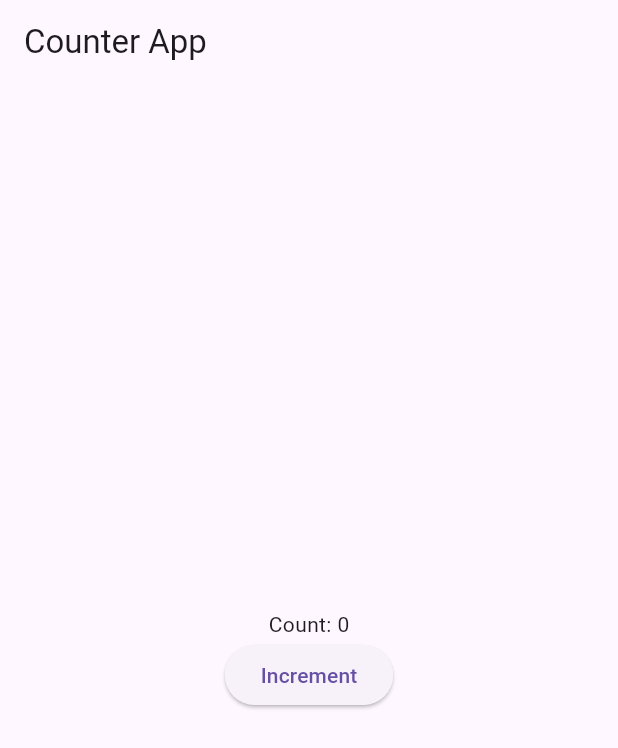
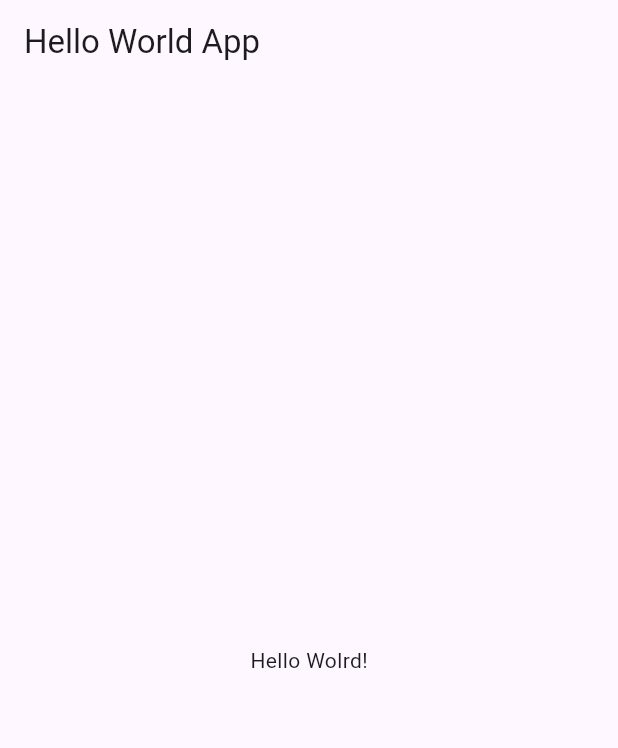
Before and after one commit to kwakyebrilliant/flutter-tutorial-2024, a Flutter app: the screen it shows after launch, on a phone screen of 412 x 824 dp. Shown: the top 748 px of the screen. Run offline on Flutter 3.47's test engine with Material 3 defaults, Android fonts, the phone set to English and light mode, and no system bars.

Commit message:
tutorial-3 commits

```diff
--- a/lib/main.dart
+++ b/lib/main.dart
@@ -1,57 +1,22 @@
 import 'package:flutter/material.dart';
 
 void main() {
-  runApp(CounterApp());
+  runApp(const MyApp());
 }
 
-// class MyApp extends StatelessWidget {
-//   const MyApp({super.key});
+class MyApp extends StatelessWidget {
+  const MyApp({super.key});
 
-//   @override
-//   Widget build(BuildContext context) {
-//     return MaterialApp(
-//       home: Scaffold(
-//         appBar: AppBar(
-//           title: const Text('Hello World App'),
-//         ),
-//         body: const Center(
-//           child: Text('Hello World'),
-//         ),
-//       ),
-//     );
-//   }
-// }
-
-class CounterApp extends StatefulWidget {
-  @override
-  _CounterAppState createState() => _CounterAppState();
-}
-
-class _CounterAppState extends State<CounterApp> {
-  int count = 0;
-
+  // This widget is the root of your application.
   @override
   Widget build(BuildContext context) {
     return MaterialApp(
       home: Scaffold(
         appBar: AppBar(
-          title: const Text('Counter App'),
+          title: const Text('Hello World App'),
         ),
-        body: Center(
-          child: Column(
-            mainAxisAlignment: MainAxisAlignment.center,
-            children: [
-              Text('Count: $count'),
-              ElevatedButton(
-                onPressed: () {
-                  setState(() {
-                    count++;
-                  });
-                },
-                child: Text('Increment'),
-              ),
-            ],
-          ),
+        body: const Center(
+          child: Text('Hello Wolrd!'),
         ),
       ),
     );
```
